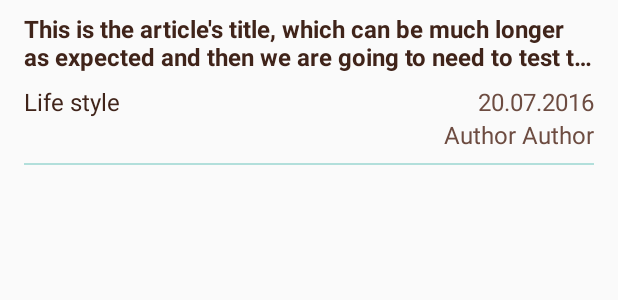
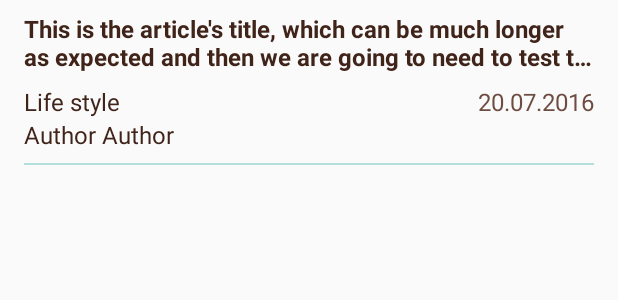
Before and after one commit to agatata/ChocolateNews, an Android app: the layout chocolate_list_item.xml on its own in the app's theme, with its tools: preview values and no code run, on a phone screen of 412 x 824 dp. Shown: the top 300 px of the screen. Run offline under Robolectric (Android 15) with nearby library versions, the phone set to English and light mode, and no system bars.

Commit message:
Added author and ViewHolder and something's wrong

```diff
--- a/app/src/main/java/com/example/android/chocolatenews/MainActivity.java
+++ b/app/src/main/java/com/example/android/chocolatenews/MainActivity.java
@@ -37,7 +37,7 @@ public class MainActivity extends AppCompatActivity implements LoaderCallbacks <
 
     private static final String LOG_TAG = MainActivity.class.getName();
     private static final String USGS_REQUEST_URL =
-            "https://content.guardianapis.com/search?q=chocolate&api-key=test";
+            "https://content.guardianapis.com/search?show-tags=contributor&q=chocolate&api-key=test";
     private static final int CHOCOLATE_LOADER_ID = 1;
     private ChocolateAdapter mAdapter;
     private TextView mEmptyStateTextView;
--- a/app/src/main/res/layout/chocolate_list_item.xml
+++ b/app/src/main/res/layout/chocolate_list_item.xml
@@ -40,14 +40,14 @@
 
         <TextView
             android:id="@+id/section_text_view"
-            style="@style/ListSectionStyle"
+            style="@style/ListDetailsStyle1"
             android:layout_width="wrap_content"
             android:layout_height="wrap_content"
             tools:text="Life style" />
 
         <TextView
             android:id="@+id/date_text_view"
-            style="@style/ListDetailsStyle"
+            style="@style/ListDetailsStyle2"
             android:layout_width="wrap_content"
             android:layout_height="wrap_content"
             android:layout_alignParentRight="true"
@@ -55,18 +55,19 @@
 
         <TextView
             android:id="@+id/author_text_view"
-            style="@style/ListDetailsStyle"
+            style="@style/ListDetailsStyle1"
             android:layout_width="wrap_content"
             android:layout_height="wrap_content"
-            android:layout_alignParentEnd="true"
-            android:layout_alignParentRight="true"
-            android:layout_below="@id/date_text_view"
+            android:layout_alignParentLeft="true"
+            android:layout_alignParentStart="true"
+            android:layout_below="@id/section_text_view"
             tools:text="Author Author" />
     </RelativeLayout>
 
     <View
         android:layout_width="match_parent"
         android:layout_height="1dp"
-        android:background="@color/colorPrimary"/>
+        android:background="@color/colorPrimary"
+        android:paddingTop="@dimen/halfPadding" />
 
 </LinearLayout>
--- a/app/src/main/res/values/styles.xml
+++ b/app/src/main/res/values/styles.xml
@@ -28,14 +28,14 @@
     </style>
 
     <!-- List item section display -->
-    <style name="ListSectionStyle">
+    <style name="ListDetailsStyle1">
         <item name="android:layout_width">match_parent</item>
         <item name="android:textSize">16sp</item>
         <item name="android:textColor">@color/colorTitleText</item>
     </style>
 
     <!-- List item details display -->
-    <style name="ListDetailsStyle">
+    <style name="ListDetailsStyle2">
         <item name="android:layout_width">match_parent</item>
         <item name="android:gravity">top</item>
         <item name="android:textSize">16sp</item>
```
Also changed, not shown: app/src/main/java/com/example/android/chocolatenews/ChocoArticle.java (+6 -3 lines), app/src/main/java/com/example/android/chocolatenews/ChocolateAdapter.java (+33 -9 lines), app/src/main/java/com/example/android/chocolatenews/QueryUtils.java (+17 -3 lines).
